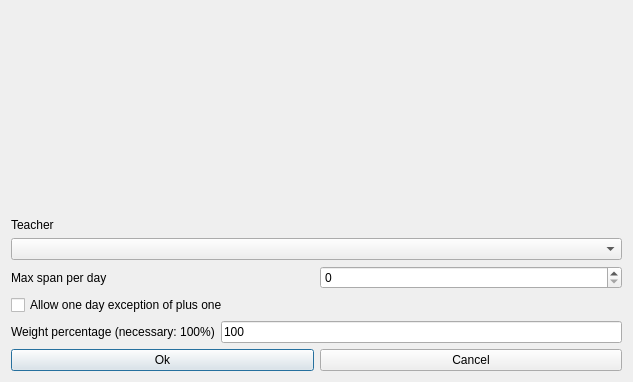
First picture: the form in fet/src/interface/modifyconstraintteachermaxspanperrealdayform_template.ui, repository vonmecheln/fet, before the edit.
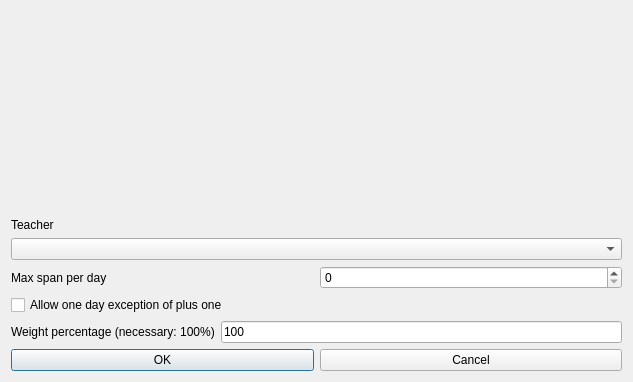
Second picture: the form after the edit.

The edit to the form file:
```diff
--- a/fet/src/interface/modifyconstraintteachermaxspanperrealdayform_template.ui
+++ b/fet/src/interface/modifyconstraintteachermaxspanperrealdayform_template.ui
@@ -119,7 +119,7 @@
      <item>
       <widget class="QPushButton" name="okPushButton">
        <property name="text">
-        <string>Ok</string>
+        <string>OK</string>
        </property>
       </widget>
      </item>
```
